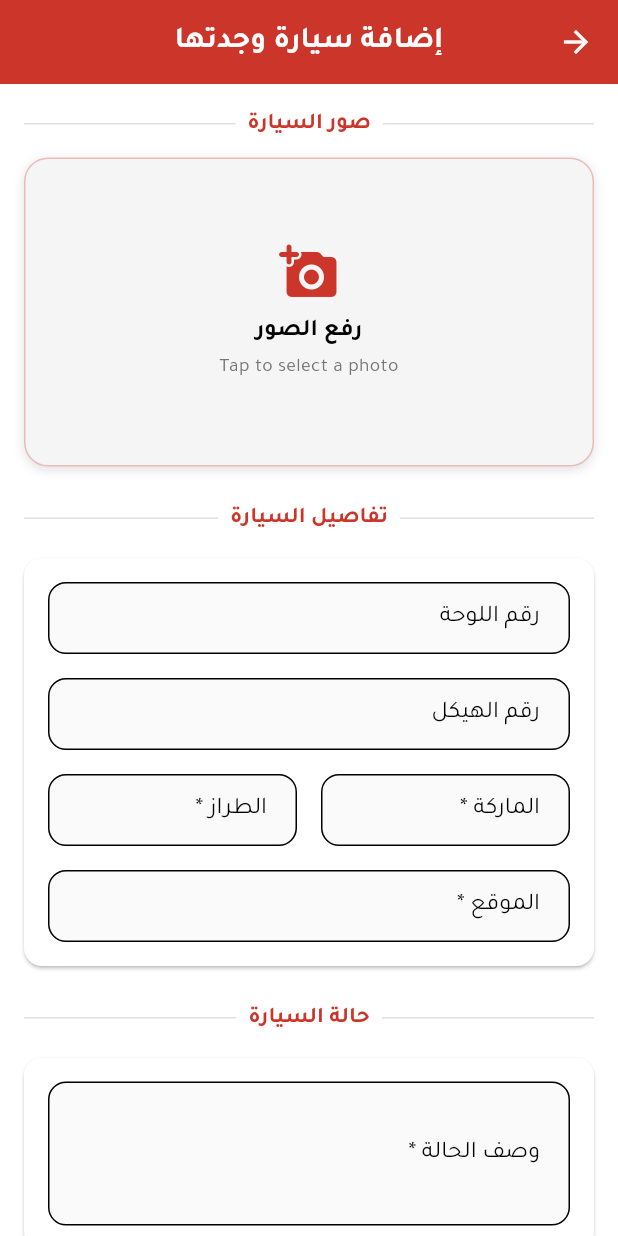
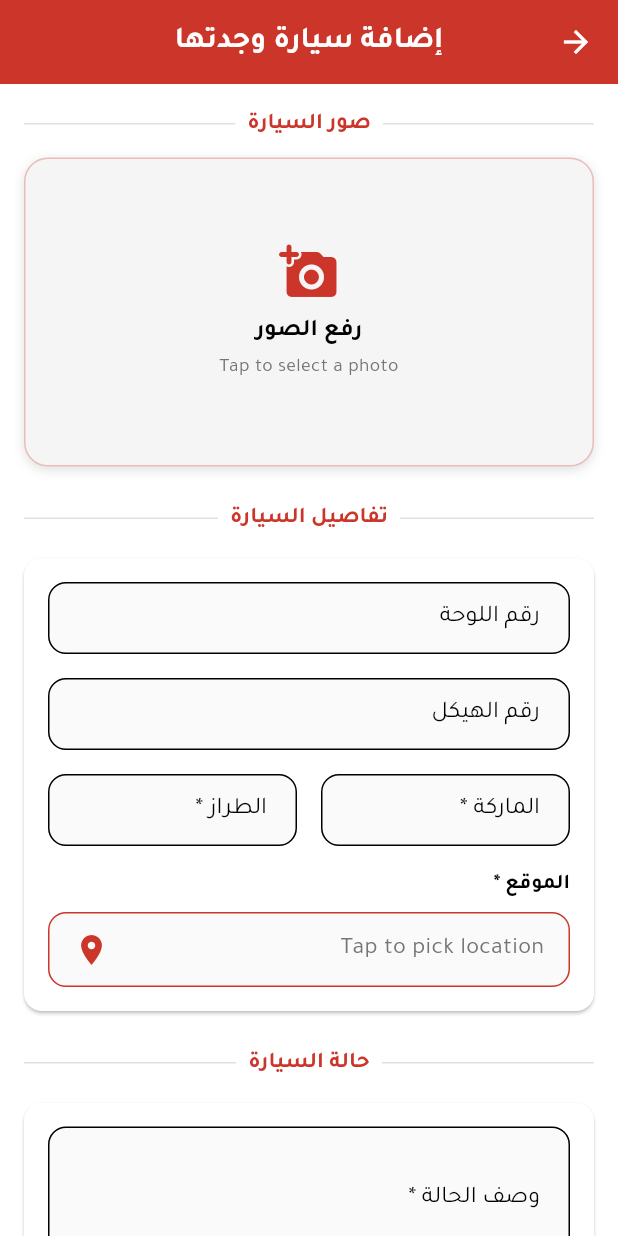
Before and after one commit to ZOALSD/legate_my_car_app, a Flutter app: the AddCarView screen opened directly, on a phone screen of 412 x 824 dp. Run offline on Flutter 3.47's test engine with Material 3 defaults, Android fonts, the phone set to English and light mode, and no system bars; our stand-ins replace cached_network_image, connectivity_plus, dio, flutter_map, flutter_secure_storage, flutter_svg and 5 more; accounts and stored records are empty; network calls fail; project files that could hold a hidden picture were left out.

Commit message:
Update dependencies, integrate location picking functionality, and replace internet connection checker with connectivity_plus. Enhance AddCarView and create LocationPickerView for improved user experience. Update Android and iOS permissions for location access.

```diff
--- a/lib/views/add_car_view.dart
+++ b/lib/views/add_car_view.dart
@@ -4,6 +4,7 @@ import 'package:get/get.dart';
 import 'package:image_picker/image_picker.dart';
 import 'package:permission_handler/permission_handler.dart';
 import '../theme/app_theme.dart';
+import 'location_picker_view.dart';
 
 class AddCarView extends StatefulWidget {
   const AddCarView({super.key});
@@ -25,6 +26,9 @@ class _AddCarViewState extends State<AddCarView> {
   bool _isLoading = false;
   File? _selectedImage;
   final ImagePicker _picker = ImagePicker();
+  double? _selectedLatitude;
+  double? _selectedLongitude;
+  String? _selectedAddress;
 
   @override
   void dispose() {
@@ -123,12 +127,7 @@ class _AddCarViewState extends State<AddCarView> {
                       ),
                       const SizedBox(height: 16),
 
-                      _buildTextField(
-                        controller: _locationController,
-                        label: 'LOCATION'.tr,
-                        hint: 'مثال: الخرطوم, الخرطوم الشرقية, الخرطوم الغربية',
-                        required: true,
-                      ),
+                      _buildLocationField(),
                     ],
                   ),
                 ),
@@ -260,6 +259,68 @@ class _AddCarViewState extends State<AddCarView> {
               return null;
             }
           : null,
+    );
+  }
+
+  Widget _buildLocationField() {
+    return Column(
+      crossAxisAlignment: CrossAxisAlignment.start,
+      children: [
+        Text(
+          'LOCATION'.tr + ' *',
+          style: const TextStyle(
+            fontSize: 14,
+            fontWeight: FontWeight.w600,
+            color: AppTheme.textPrimaryColor,
+          ),
+        ),
+        const SizedBox(height: 8),
+        InkWell(
+          onTap: () async {
+            final result = await Get.to(
+              () => LocationPickerView(
+                initialLatitude: _selectedLatitude,
+                initialLongitude: _selectedLongitude,
+              ),
+            );
+
+            if (result != null) {
+              setState(() {
+                _selectedLatitude = result['latitude'];
+                _selectedLongitude = result['longitude'];
+                _selectedAddress = result['address'];
+                _locationController.text = _selectedAddress ?? '';
+              });
+            }
+          },
+          child: Container(
+            padding: const EdgeInsets.symmetric(horizontal: 16, vertical: 12),
+            decoration: BoxDecoration(
+              color: Colors.grey.shade50,
+              borderRadius: BorderRadius.circular(12),
+              border: Border.all(color: AppTheme.primaryColor),
+            ),
+            child: Row(
+              children: [
+                Expanded(
+                  child: Text(
+                    _locationController.text.isEmpty
+                        ? 'Tap to pick location'
+                        : _locationController.text,
+                    style: TextStyle(
+                      fontSize: 16,
+                      color: _locationController.text.isEmpty
+                          ? Colors.grey.shade600
+                          : Colors.black,
+                    ),
+                  ),
+                ),
+                const Icon(Icons.location_on, color: AppTheme.primaryColor),
+              ],
+            ),
+          ),
+        ),
+      ],
     );
   }
 
```
Also changed, not shown: lib/utils/connection_helper.dart (+8 -7 lines), lib/views/location_picker_view.dart (added, +273 -0 lines), pubspec.yaml (+14 -9 lines), pubspec.lock, 5 other files.
